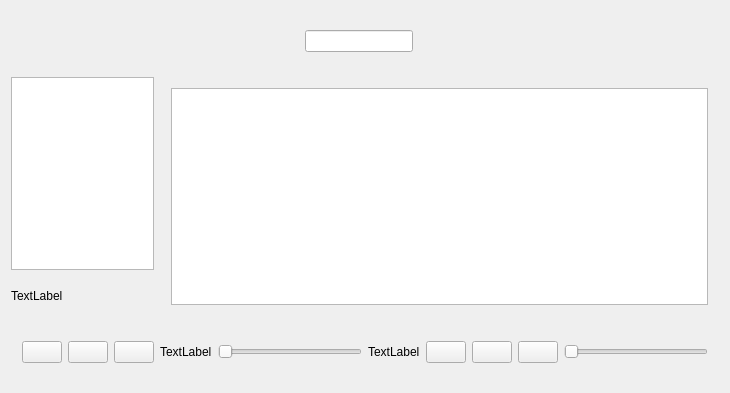
100yang/Study, file Human-Interaction/Music_Play/mainwindow.ui: the form before one commit.
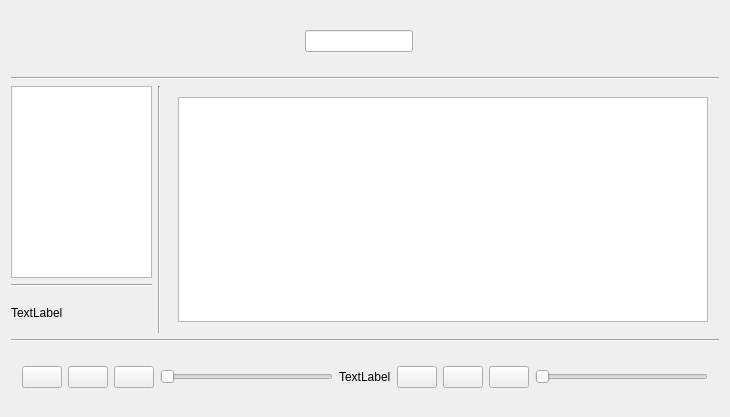
The form after the commit. Icons and pictures are not drawn.

What changed in the file:
```diff
--- a/Human-Interaction/Music_Play/mainwindow.ui
+++ b/Human-Interaction/Music_Play/mainwindow.ui
@@ -7,9 +7,27 @@
     <x>0</x>
     <y>0</y>
     <width>730</width>
-    <height>393</height>
+    <height>417</height>
    </rect>
   </property>
+  <property name="sizePolicy">
+   <sizepolicy hsizetype="Preferred" vsizetype="Preferred">
+    <horstretch>0</horstretch>
+    <verstretch>0</verstretch>
+   </sizepolicy>
+  </property>
+  <property name="minimumSize">
+   <size>
+    <width>730</width>
+    <height>417</height>
+   </size>
+  </property>
+  <property name="maximumSize">
+   <size>
+    <width>730</width>
+    <height>417</height>
+   </size>
+  </property>
   <property name="windowTitle">
    <string>MainWindow</string>
   </property>
@@ -126,6 +144,19 @@
       </property>
      </spacer>
     </item>
+    <item>
+     <widget class="Line" name="line_5">
+      <property name="autoFillBackground">
+       <bool>true</bool>
+      </property>
+      <property name="styleSheet">
+       <string notr="true">clor:rgb(0, 0, 0);</string>
+      </property>
+      <property name="orientation">
+       <enum>Qt::Horizontal</enum>
+      </property>
+     </widget>
+    </item>
     <item>
      <layout class="QHBoxLayout" name="horizontalLayout">
       <property name="topMargin">
@@ -175,7 +206,14 @@
           </spacer>
          </item>
          <item>
-          <widget class="QLabel" name="label_5">
+          <widget class="Line" name="line_7">
+           <property name="orientation">
+            <enum>Qt::Horizontal</enum>
+           </property>
+          </widget>
+         </item>
+         <item>
+          <widget class="QLabel" name="imagelabel">
            <property name="sizePolicy">
             <sizepolicy hsizetype="Preferred" vsizetype="Fixed">
              <horstretch>0</horstretch>
@@ -218,6 +256,13 @@
         </property>
        </spacer>
       </item>
+      <item>
+       <widget class="Line" name="line_6">
+        <property name="orientation">
+         <enum>Qt::Vertical</enum>
+        </property>
+       </widget>
+      </item>
       <item>
        <widget class="QWidget" name="widget_4" native="true">
         <property name="sizePolicy">
@@ -258,6 +303,13 @@
       </property>
      </spacer>
     </item>
+    <item>
+     <widget class="Line" name="line">
+      <property name="orientation">
+       <enum>Qt::Horizontal</enum>
+      </property>
+     </widget>
+    </item>
     <item>
      <widget class="QWidget" name="widget" native="true">
       <property name="sizePolicy">
@@ -314,13 +366,6 @@
          </property>
         </widget>
        </item>
-       <item>
-        <widget class="QLabel" name="label_6">
-         <property name="text">
-          <string>TextLabel</string>
-         </property>
-        </widget>
-       </item>
        <item>
         <spacer name="horizontalSpacer_7">
          <property name="orientation">
```
Left out of the diff: 6 changed lines with no effect on the pictures.
